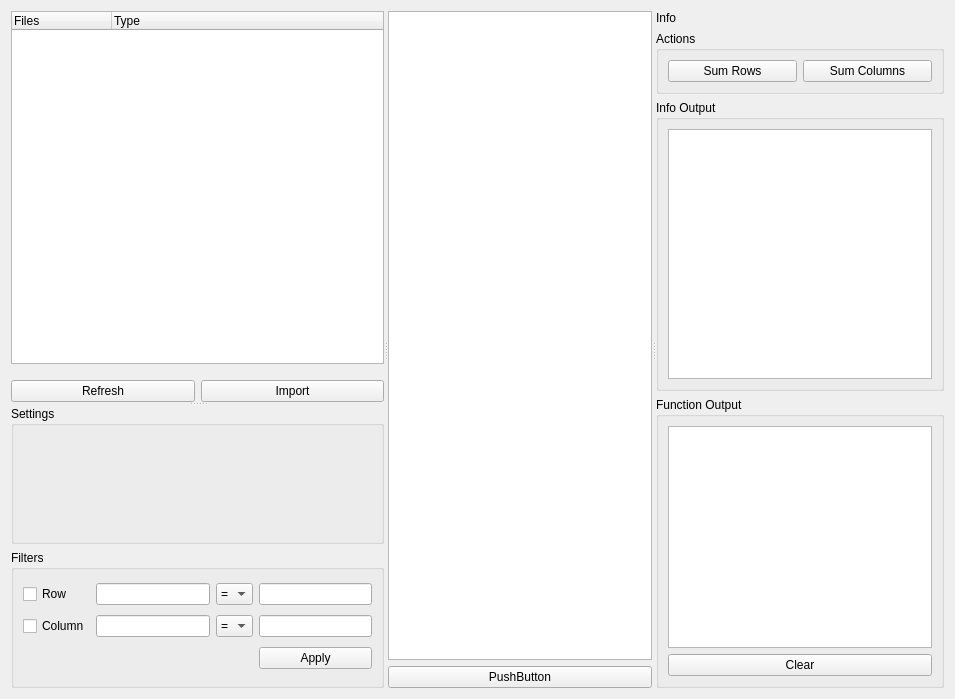
Qt form ui/FileViewerWidget.ui (danielhsu021202/PythonCBAS) before a commit.
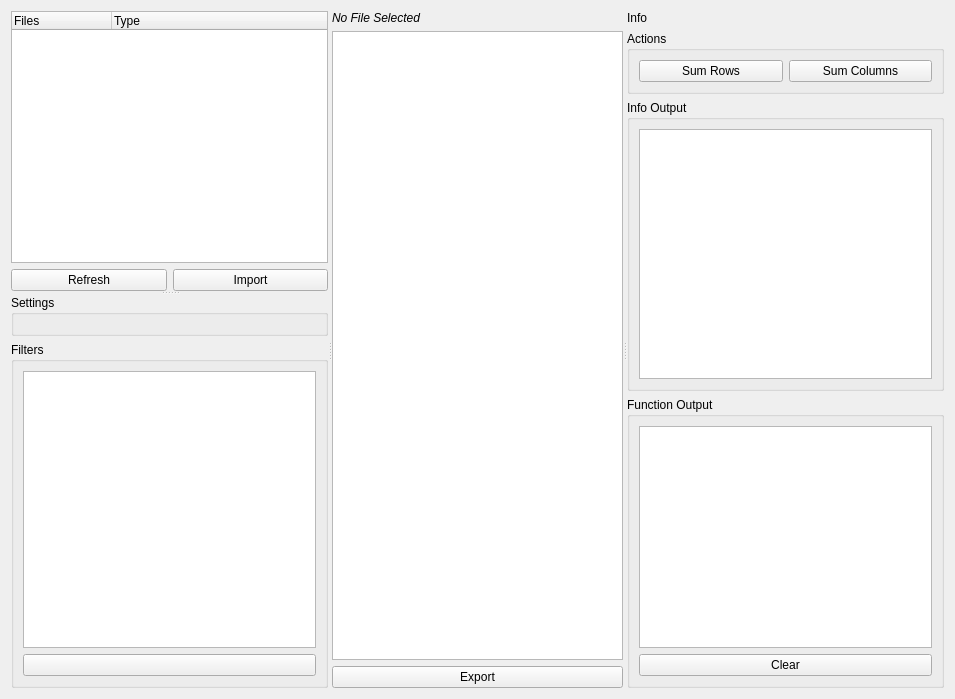
The same form after that commit. Icons and pictures are not drawn.

Commit message: Minor UI changes and set up for the new CBAS File

Diff of the .ui file:
```diff
--- a/ui/FileViewerWidget.ui
+++ b/ui/FileViewerWidget.ui
@@ -54,7 +54,7 @@
         <item>
          <layout class="QHBoxLayout" name="horizontalLayout_4">
           <property name="topMargin">
-           <number>10</number>
+           <number>0</number>
           </property>
           <item>
            <widget class="QPushButton" name="refreshFileTreeButton">
@@ -89,58 +89,27 @@
           <property name="title">
            <string>Filters</string>
           </property>
-          <layout class="QGridLayout" name="gridLayout_5">
-           <item row="0" column="0">
-            <widget class="QCheckBox" name="rowFilterCheckbox">
-             <property name="text">
-              <string>Row</string>
-             </property>
-            </widget>
+          <layout class="QVBoxLayout" name="verticalLayout_5">
+           <item>
+            <widget class="QListView" name="listView"/>
            </item>
-           <item row="0" column="2">
-            <widget class="QComboBox" name="rowFilterSetting">
-             <item>
-              <property name="text">
-               <string>=</string>
-              </property>
-             </item>
-            </widget>
-           </item>
-           <item row="0" column="3">
-            <widget class="QLineEdit" name="rowFilterNumber"/>
-           </item>
-           <item row="1" column="3">
-            <widget class="QLineEdit" name="columnFilterNumber"/>
-           </item>
-           <item row="1" column="0">
-            <widget class="QCheckBox" name="columnFilterCheckbox">
-             <property name="text">
-              <string>Column</string>
+           <item>
+            <widget class="QPushButton" name="addFilterButton">
+             <property name="toolTip">
+              <string>Add Filter</string>
              </property>
-            </widget>
-           </item>
-           <item row="2" column="3">
-            <widget class="QPushButton" name="applyFiltersButton">
              <property name="text">
-              <string>Apply</string>
+              <string/>
              </property>
+             <property name="icon">
+              <iconset>
+               <normaloff>../icons/plus.png</normaloff>../icons/plus.png</iconset>
+             </property>
+             <property name="flat">
+              <bool>false</bool>
+             </property>
             </widget>
            </item>
-           <item row="1" column="2">
-            <widget class="QComboBox" name="columnFilterSetting">
-             <item>
-              <property name="text">
-               <string>=</string>
-              </property>
-             </item>
-            </widget>
-           </item>
-           <item row="0" column="1">
-            <widget class="QLineEdit" name="rowFilterRowNumber"/>
-           </item>
-           <item row="1" column="1">
-            <widget class="QLineEdit" name="columnFilterColumnNumber"/>
-           </item>
           </layout>
          </widget>
         </item>
@@ -150,14 +119,33 @@
      <widget class="QWidget" name="verticalLayoutWidget_4">
       <layout class="QVBoxLayout" name="dataLayout">
        <item>
-        <widget class="QTableWidget" name="dataTable"/>
+        <widget class="QLabel" name="fileNameLabel">
+         <property name="font">
+          <font>
+           <italic>true</italic>
+          </font>
+         </property>
+         <property name="text">
+          <string>No File Selected</string>
+         </property>
+        </widget>
+       </item>
+       <item>
+        <layout class="QVBoxLayout" name="dataTableLayout">
+         <property name="topMargin">
+          <number>0</number>
+         </property>
+         <item>
+          <widget class="QTableWidget" name="dataTable"/>
+         </item>
+        </layout>
        </item>
        <item>
         <layout class="QHBoxLayout" name="horizontalLayout_3">
          <item>
           <widget class="QPushButton" name="pushButton">
            <property name="text">
-            <string>PushButton</string>
+            <string>Export</string>
            </property>
           </widget>
          </item>
@@ -204,7 +192,11 @@
          </property>
          <layout class="QGridLayout" name="gridLayout_2">
           <item row="0" column="0">
-           <widget class="QPlainTextEdit" name="infoTerminal"/>
+           <widget class="QPlainTextEdit" name="infoTerminal">
+            <property name="readOnly">
+             <bool>true</bool>
+            </property>
+           </widget>
           </item>
          </layout>
         </widget>
@@ -216,7 +208,11 @@
          </property>
          <layout class="QGridLayout" name="gridLayout_3">
           <item row="0" column="0">
-           <widget class="QPlainTextEdit" name="functionTerminal"/>
+           <widget class="QPlainTextEdit" name="functionTerminal">
+            <property name="readOnly">
+             <bool>true</bool>
+            </property>
+           </widget>
           </item>
           <item row="1" column="0">
            <widget class="QPushButton" name="clearFunctionTerminalButton">
```
Left out of the diff: 69 changed lines with no effect on the pictures. The commit also changes 4 other files.
